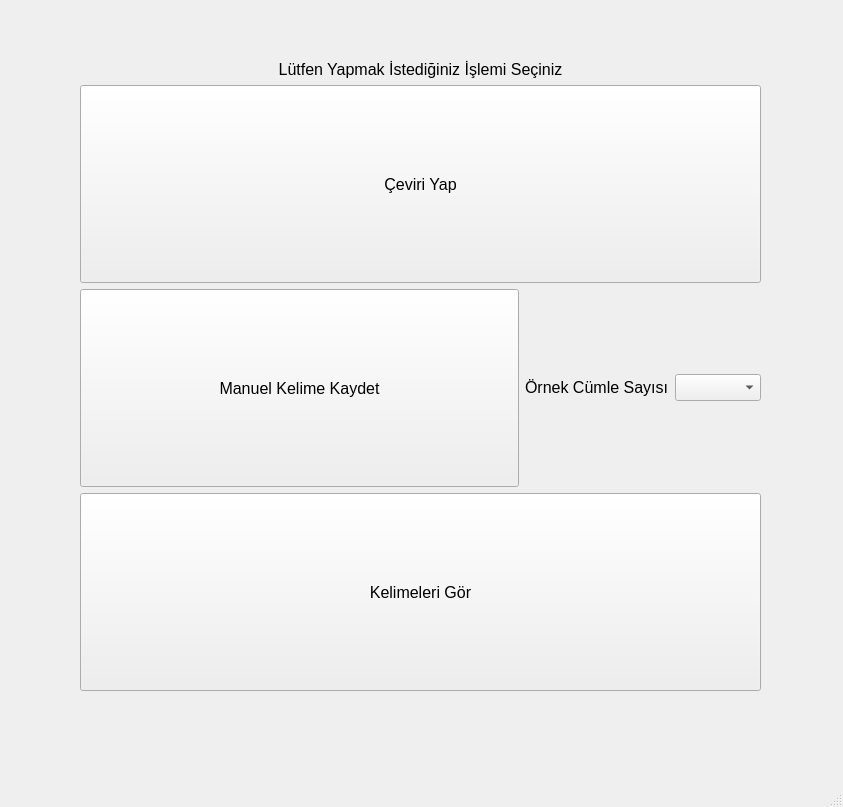
selmanterzioglu/dictionary_project, file ui/main.ui: the form before one commit.
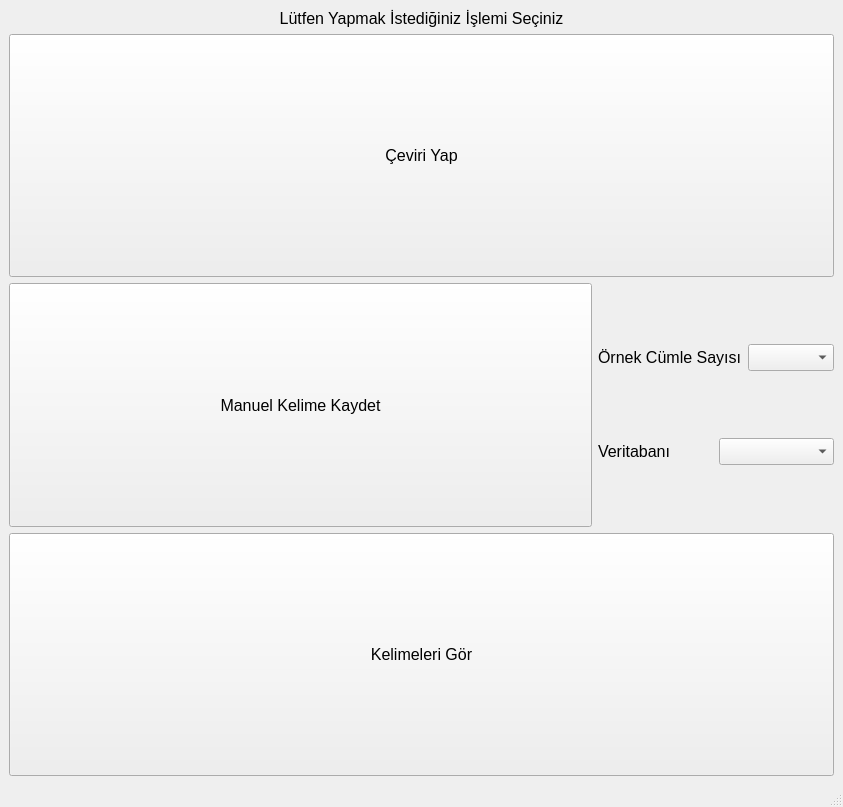
The form after the commit.

Diff of the .ui file:
```diff
--- a/ui/main.ui
+++ b/ui/main.ui
@@ -14,17 +14,10 @@
    <string>Sözlük Uygulaması v2.00</string>
   </property>
   <widget class="QWidget" name="centralwidget">
-   <widget class="QWidget" name="layoutWidget">
-    <property name="geometry">
-     <rect>
-      <x>80</x>
-      <y>60</y>
-      <width>681</width>
-      <height>631</height>
-     </rect>
-    </property>
     <layout class="QGridLayout" name="gridLayout">
      <item row="0" column="0">
+     <layout class="QVBoxLayout" name="verticalLayout_2">
+      <item>
       <widget class="QLabel" name="label">
        <property name="font">
         <font>
@@ -39,7 +32,7 @@
        </property>
       </widget>
      </item>
-     <item row="1" column="0">
+      <item>
       <widget class="QPushButton" name="button_translate">
        <property name="sizePolicy">
         <sizepolicy hsizetype="Expanding" vsizetype="Expanding">
@@ -57,8 +50,8 @@
        </property>
       </widget>
      </item>
-     <item row="2" column="0">
-      <layout class="QHBoxLayout" name="horizontalLayout">
+      <item>
+       <layout class="QHBoxLayout" name="horizontalLayout_3">
        <item>
         <widget class="QPushButton" name="button_save_manuel_word">
          <property name="sizePolicy">
@@ -78,6 +71,10 @@
         </widget>
        </item>
        <item>
+         <layout class="QVBoxLayout" name="verticalLayout">
+          <item>
+           <layout class="QHBoxLayout" name="horizontalLayout">
+            <item>
         <widget class="QLabel" name="label_2">
          <property name="sizePolicy">
           <sizepolicy hsizetype="Minimum" vsizetype="Fixed">
@@ -106,7 +103,42 @@
        </item>
       </layout>
      </item>
-     <item row="3" column="0">
+          <item>
+           <layout class="QHBoxLayout" name="horizontalLayout_2">
+            <item>
+             <widget class="QLabel" name="label_3">
+              <property name="sizePolicy">
+               <sizepolicy hsizetype="Minimum" vsizetype="Fixed">
+                <horstretch>0</horstretch>
+                <verstretch>0</verstretch>
+               </sizepolicy>
+              </property>
+              <property name="font">
+               <font>
+                <pointsize>12</pointsize>
+               </font>
+              </property>
+              <property name="text">
+               <string>Veritabanı</string>
+              </property>
+             </widget>
+            </item>
+            <item>
+             <widget class="QComboBox" name="comboBox_database">
+              <property name="font">
+               <font>
+                <pointsize>12</pointsize>
+               </font>
+              </property>
+             </widget>
+            </item>
+           </layout>
+          </item>
+         </layout>
+        </item>
+       </layout>
+      </item>
+      <item>
       <widget class="QPushButton" name="button_open_words">
        <property name="sizePolicy">
         <sizepolicy hsizetype="Expanding" vsizetype="Expanding">
@@ -125,7 +157,8 @@
       </widget>
      </item>
     </layout>
-   </widget>
+    </item>
+   </layout>
   </widget>
   <widget class="QMenuBar" name="menubar">
    <property name="geometry">
```
Lines whose indentation alone changed are shown as unchanged.
